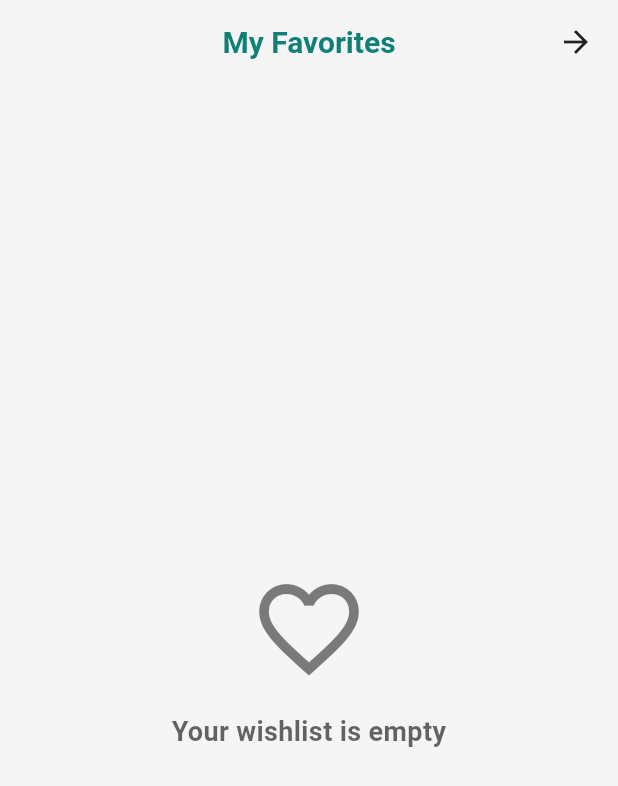
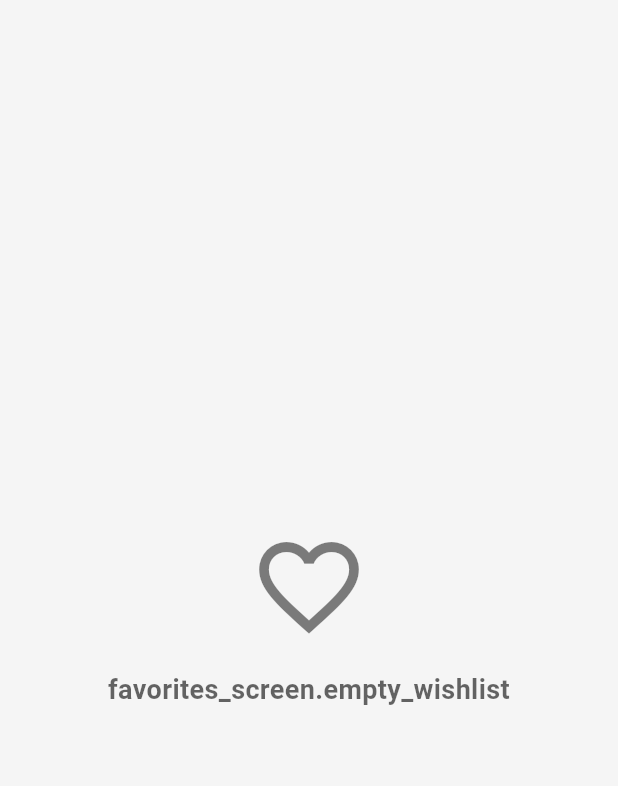
Before and after one commit to AlaaQtishat/kids_loop, a Flutter app: the FavoritesScreen screen opened directly, on a phone screen of 412 x 824 dp. Shown: the top 786 px of the screen. Run offline on Flutter 3.47's test engine with Material 3 defaults, Android fonts, the phone set to English and light mode, and no system bars; our stand-ins replace cloud_firestore, easy_localization, firebase_auth, firebase_core, font_awesome_flutter, image_picker and 1 more; missing offline and left inert: onesignal_flutter; accounts and stored records are empty; generated files the repository leaves out were written again.

Commit message:
moved the favorites screen.

```diff
--- a/lib/bottom_navigation_pages/profile_screen/favorites_screen.dart
+++ b/lib/bottom_navigation_pages/favorites_screen.dart
@@ -1,4 +1,5 @@
 import 'package:cloud_firestore/cloud_firestore.dart';
+import 'package:easy_localization/easy_localization.dart';
 import 'package:firebase_auth/firebase_auth.dart';
 import 'package:flutter/material.dart';
 import 'package:kids_loop/managers/theme_manager.dart';
@@ -14,16 +15,7 @@ class FavoritesScreen extends StatelessWidget {
 
     return Scaffold(
       backgroundColor: theme.scaffoldBackgroundColor,
-      appBar: AppBar(
-        title: const Text(
-          "My Favorites",
-          style: TextStyle(
-            fontWeight: FontWeight.bold,
-            color: ThemeManager.primaryTeal,
-          ),
-        ),
-        centerTitle: true,
-      ),
+
       body: StreamBuilder<QuerySnapshot>(
         stream: FirebaseFirestore.instance
             .collection('users')
@@ -50,7 +42,7 @@ class FavoritesScreen extends StatelessWidget {
                   ),
                   const SizedBox(height: 16),
                   Text(
-                    "Your wishlist is empty",
+                    "favorites_screen.empty_wishlist".tr(),
                     style: TextStyle(
                       fontSize: 18,
                       color: theme.hintColor,
```
